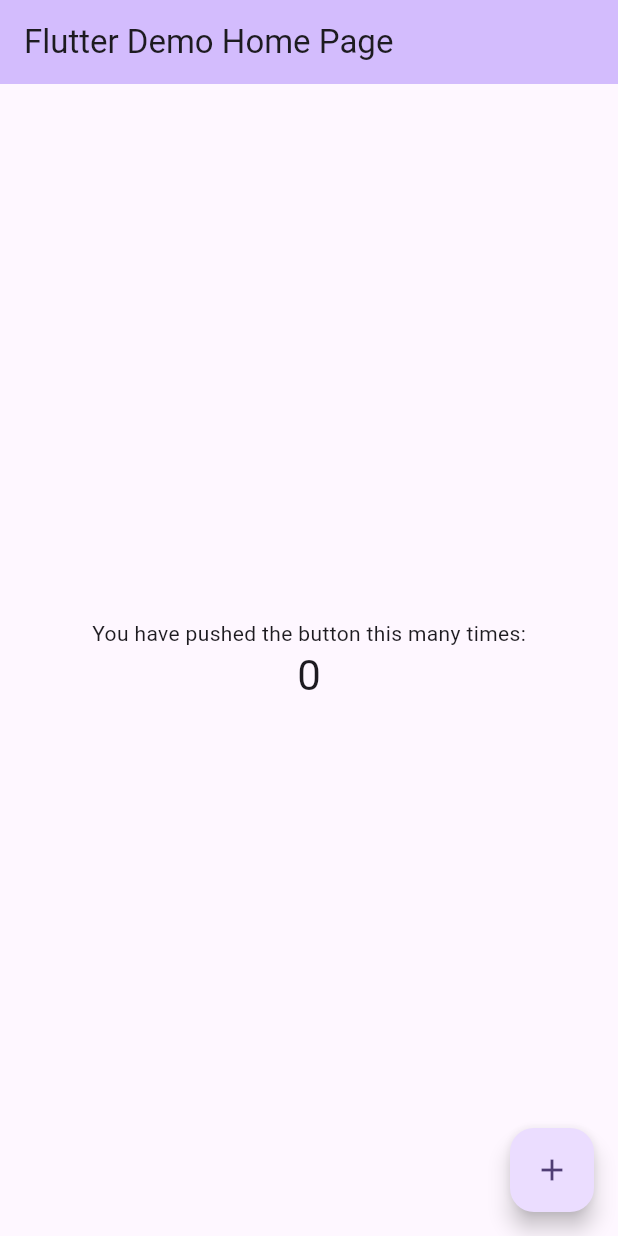
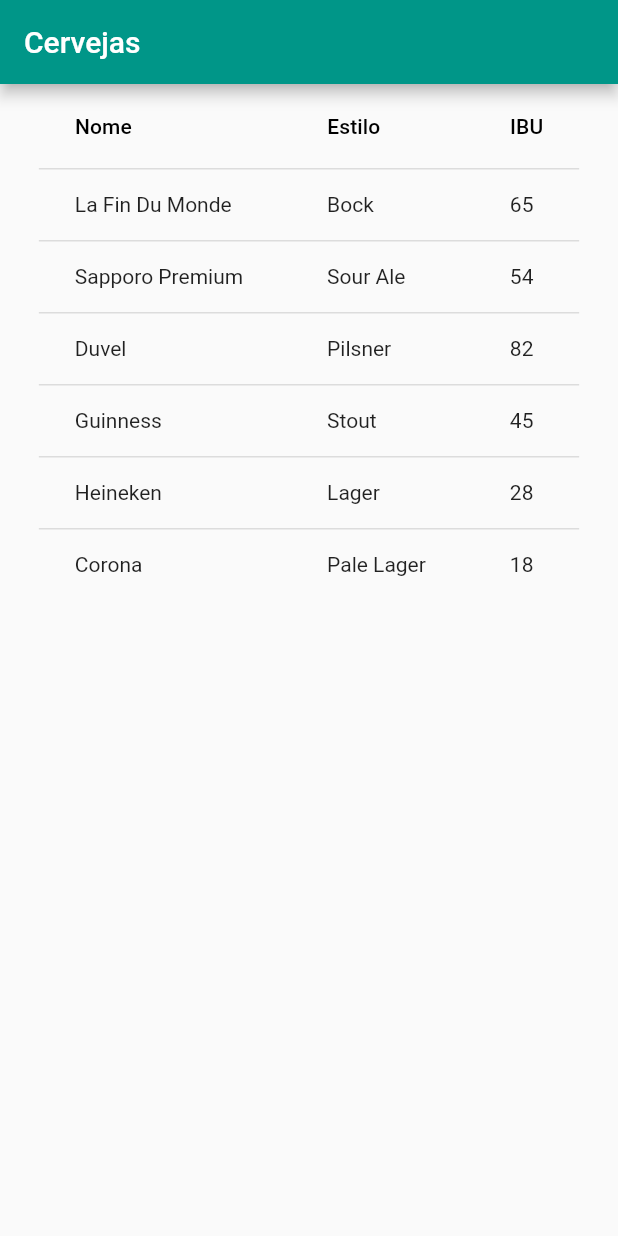
Before and after one commit to isazvdd/poo2-receitas, a Flutter app: the screen it shows after launch, on a phone screen of 412 x 824 dp. Run offline on Flutter 3.47's test engine with Material 2 defaults, Android fonts, the phone set to English and light mode, and no system bars; Roboto replaces fonts that are missing (Rubik).

Commit message:
receita 1

```diff
--- a/receita1/lib/main.dart
+++ b/receita1/lib/main.dart
@@ -1,125 +1,62 @@
 import 'package:flutter/material.dart';
 
 void main() {
-  runApp(const MyApp());
-}
+  ThemeData theme = ThemeData(
+    primarySwatch: Colors.teal,
+    fontFamily: 'Rubik',
+  );
 
-class MyApp extends StatelessWidget {
-  const MyApp({super.key});
-
-  // This widget is the root of your application.
-  @override
-  Widget build(BuildContext context) {
-    return MaterialApp(
-      title: 'Flutter Demo',
-      theme: ThemeData(
-        // This is the theme of your application.
-        //
-        // TRY THIS: Try running your application with "flutter run". You'll see
-        // the application has a blue toolbar. Then, without quitting the app,
-        // try changing the seedColor in the colorScheme below to Colors.green
-        // and then invoke "hot reload" (save your changes or press the "hot
-        // reload" button in a Flutter-supported IDE, or press "r" if you used
-        // the command line to start the app).
-        //
-        // Notice that the counter didn't reset back to zero; the application
-        // state is not lost during the reload. To reset the state, use hot
-        // restart instead.
-        //
-        // This works for code too, not just values: Most code changes can be
-        // tested with just a hot reload.
-        colorScheme: ColorScheme.fromSeed(seedColor: Colors.deepPurple),
-        useMaterial3: true,
-      ),
-      home: const MyHomePage(title: 'Flutter Demo Home Page'),
-    );
-  }
-}
-
-class MyHomePage extends StatefulWidget {
-  const MyHomePage({super.key, required this.title});
-
-  // This widget is the home page of your application. It is stateful, meaning
-  // that it has a State object (defined below) that contains fields that affect
-  // how it looks.
-
-  // This class is the configuration for the state. It holds the values (in this
-  // case the title) provided by the parent (in this case the App widget) and
-  // used by the build method of the State. Fields in a Widget subclass are
-  // always marked "final".
-
-  final String title;
-
-  @override
-  State<MyHomePage> createState() => _MyHomePageState();
-}
-
-class _MyHomePageState extends State<MyHomePage> {
-  int _counter = 0;
-
-  void _incrementCounter() {
-    setState(() {
-      // This call to setState tells the Flutter framework that something has
-      // changed in this State, which causes it to rerun the build method below
-      // so that the display can reflect the updated values. If we changed
-      // _counter without calling setState(), then the build method would not be
-      // called again, and so nothing would appear to happen.
-      _counter++;
-    });
-  }
-
-  @override
-  Widget build(BuildContext context) {
-    // This method is rerun every time setState is called, for instance as done
-    // by the _incrementCounter method above.
-    //
-    // The Flutter framework has been optimized to make rerunning build methods
-    // fast, so that you can just rebuild anything that needs updating rather
-    // than having to individually change instances of widgets.
-    return Scaffold(
-      appBar: AppBar(
-        // TRY THIS: Try changing the color here to a specific color (to
-        // Colors.amber, perhaps?) and trigger a hot reload to see the AppBar
-        // change color while the other colors stay the same.
-        backgroundColor: Theme.of(context).colorScheme.inversePrimary,
-        // Here we take the value from the MyHomePage object that was created by
-        // the App.build method, and use it to set our appbar title.
-        title: Text(widget.title),
-      ),
-      body: Center(
-        // Center is a layout widget. It takes a single child and positions it
-        // in the middle of the parent.
-        child: Column(
-          // Column is also a layout widget. It takes a list of children and
-          // arranges them vertically. By default, it sizes itself to fit its
-          // children horizontally, and tries to be as tall as its parent.
-          //
-          // Column has various properties to control how it sizes itself and
-          // how it positions its children. Here we use mainAxisAlignment to
-          // center the children vertically; the main axis here is the vertical
-          // axis because Columns are vertical (the cross axis would be
-          // horizontal).
-          //
-          // TRY THIS: Invoke "debug painting" (choose the "Toggle Debug Paint"
-          // action in the IDE, or press "p" in the console), to see the
-          // wireframe for each widget.
-          mainAxisAlignment: MainAxisAlignment.center,
-          children: <Widget>[
-            const Text(
-              'You have pushed the button this many times:',
-            ),
-            Text(
-              '$_counter',
-              style: Theme.of(context).textTheme.headlineMedium,
-            ),
-          ],
+  MaterialApp app = MaterialApp(
+    theme: theme,
+    home: Scaffold(
+      appBar: AppBar(title: Text("Cervejas")),
+      body: SingleChildScrollView(
+        child: Center(
+          child: DataTable(
+            columns: [
+              DataColumn(label: Text("Nome")),
+              DataColumn(label: Text("Estilo")),
+              DataColumn(label: Text("IBU")),
+            ],
+            rows: [
+              DataRow(cells: [
+                DataCell(Text("La Fin Du Monde")),
+                DataCell(Text("Bock")),
+                DataCell(Text("65")),
+              ]),
+              DataRow(cells: [
+                DataCell(Text("Sapporo Premium")),
+                DataCell(Text("Sour Ale")),
+                DataCell(Text("54")),
+              ]),
+              DataRow(cells: [
+                DataCell(Text("Duvel")),
+                DataCell(Text("Pilsner")),
+                DataCell(Text("82")),
+              ]),
+              // Linhas adicionais
+              DataRow(cells: [
+                DataCell(Text("Guinness")),
+                DataCell(Text("Stout")),
+                DataCell(Text("45")),
+              ]),
+              DataRow(cells: [
+                DataCell(Text("Heineken")),
+                DataCell(Text("Lager")),
+                DataCell(Text("28")),
+              ]),
+              DataRow(cells: [
+                DataCell(Text("Corona")),
+                DataCell(Text("Pale Lager")),
+                DataCell(Text("18")),
+              ]),
+              // Adicione quantas linhas extras desejar...
+            ],
+          ),
         ),
       ),
-      floatingActionButton: FloatingActionButton(
-        onPressed: _incrementCounter,
-        tooltip: 'Increment',
-        child: const Icon(Icons.add),
-      ), // This trailing comma makes auto-formatting nicer for build methods.
-    );
-  }
+    ),
+  );
+
+  runApp(app);
 }
```
Also changed, not shown: receita1/pubspec.lock, 1 other file.
